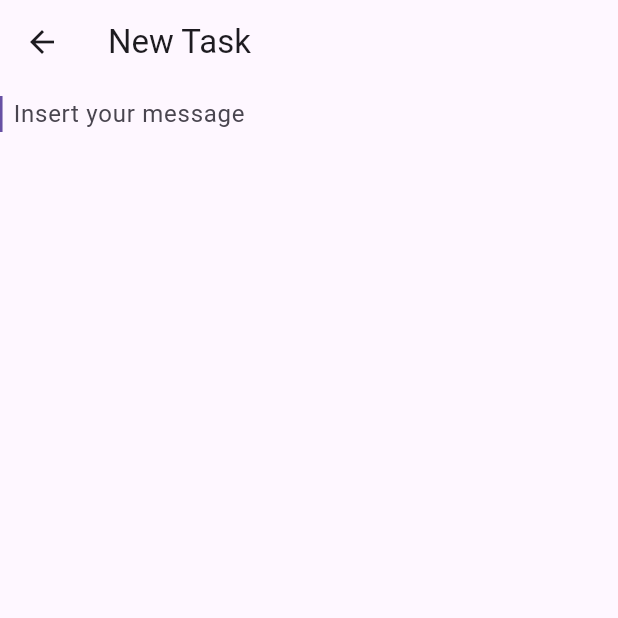
After one commit to arturhrymalak1/Taskii, a Flutter app: the Newtask screen opened directly, on a phone screen of 412 x 824 dp, the top half of it. The commit adds this screen. Run offline on Flutter 3.47's test engine with Material 3 defaults, Android fonts, the phone set to English and light mode, and no system bars.

Commit message:
new_screen

```diff
--- a/lib/screens/home.dart
+++ b/lib/screens/home.dart
@@ -1,5 +1,6 @@
 import 'package:flutter/material.dart';
 import 'package:flutter/widgets.dart';
+import 'package:taskii/screens/new_taskii.dart';
 import '../model/todo.dart';
 import '../constrants/colors.dart';
 import '../widgets/todo_item.dart';
@@ -84,8 +85,11 @@ class _HomeState extends State<Home> {
                       color: Colors.white,
                     ),
                   ),
-                  onPressed: () async {
-
+                  onPressed: () {
+                    Navigator.push(
+                      context,
+                      MaterialPageRoute(builder: (context) => const Newtask()),
+                    );
                   },
                   style: ElevatedButton.styleFrom(
                     backgroundColor: tdBlue,
--- /dev/null
+++ b/lib/screens/new_taskii.dart
@@ -0,0 +1,32 @@
+import 'package:flutter/material.dart';
+
+class Newtask extends StatelessWidget {
+  const Newtask({super.key});
+
+  @override
+  Widget build(BuildContext context) {
+    return Scaffold(
+      appBar: AppBar(
+        // Here we take the value from the MyHomePage object that was created by
+        // the App.build method, and use it to set our appbar title.
+        title: Text('New Task'),
+      ),
+      body: Center(
+        child: SingleChildScrollView(
+          child: Column(
+            mainAxisAlignment: MainAxisAlignment.center,
+            children: <Widget>[
+              TextField(
+                decoration: InputDecoration(hintText: "  Insert your message",),
+                scrollPadding: EdgeInsets.all(19.0),
+                keyboardType: TextInputType.multiline,
+                maxLines: 99999,
+                autofocus: true,)
+            ],
+          ),
+        ),
+      ),
+        resizeToAvoidBottomInset: true,
+    );
+  }
+}
```
